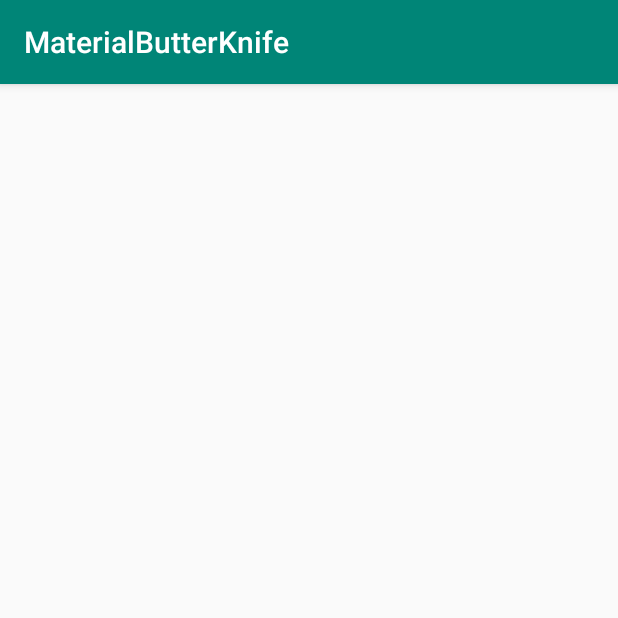
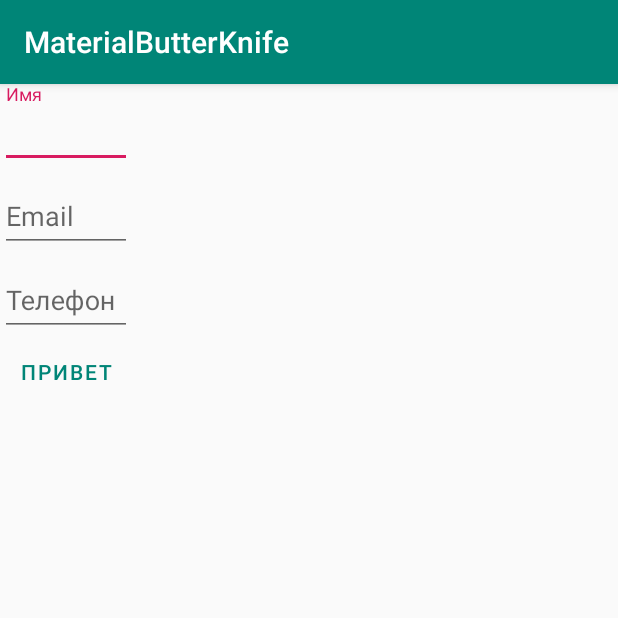
Before and after one commit to Bukreev/MaterialButterKnife, an Android app: the screen it shows after launch (MainActivity), on a phone screen of 412 x 824 dp, the top half of it. Run offline under Robolectric (Android 15) with nearby library versions, the phone set to English and light mode, and no system bars; our stand-ins replace ButterKnife; 1 statement that could not run was skipped.

Commit message:
добавил вью и коллбеки

```diff
--- a/app/src/main/java/com/lesson2/bukreevei/materialbutterknife/view/userview/UserView.java
+++ b/app/src/main/java/com/lesson2/bukreevei/materialbutterknife/view/userview/UserView.java
@@ -3,48 +3,39 @@ package com.lesson2.bukreevei.materialbutterknife.view.userview;
 import android.content.Context;
 import android.util.AttributeSet;
 import android.view.LayoutInflater;
+import android.widget.Button;
 import android.widget.LinearLayout;
 
 import com.google.android.material.textfield.TextInputEditText;
 import com.lesson2.bukreevei.materialbutterknife.R;
-import com.lesson2.bukreevei.materialbutterknife.view.userview.callback.UserViewInterface;
+import com.lesson2.bukreevei.materialbutterknife.view.userview.callback.UserViewCallBackInterface;
 
 import androidx.annotation.Nullable;
-import androidx.databinding.DataBindingUtil;
 import butterknife.BindView;
-import butterknife.ButterKnife;
+import butterknife.OnClick;
 import butterknife.OnTextChanged;
 
 /**
  * TODO: document your custom view class.
  */
-public class UserView extends LinearLayout implements UserViewInterface {
+public class UserView extends LinearLayout implements UserViewCallBackInterface {
 
 
+    @BindView(R.id.material_text_button)
+    Button material_text_button;
     @BindView(R.id.user_name)
-    protected TextInputEditText mUserName;
+    TextInputEditText user_name;
     @BindView(R.id.user_email)
-    protected TextInputEditText mUserEmail;
+    TextInputEditText user_email;
     @BindView(R.id.user_phone)
-    protected TextInputEditText mUserPhone;
-
-    private final UserViewInterface binding;
+    TextInputEditText user_phone;
 
     public UserView(Context context, @Nullable AttributeSet attrs) {
         super(context, attrs);
-        binding = DataBindingUtil.inflate(LayoutInflater.from(context), R.layout.sample_user_view, this, true);
+        material_text_button.setEnabled(false);
+        LayoutInflater.from(context).inflate(R.layout.user_view, this);
+
         setOrientation(VERTICAL);
-    }
-
-    public void bind() {
-        bind
-    }
-
-    @OnTextChanged({R.id.user_name, R.id.user_email, R.id.user_phone})
-    protected void onTextChange() {
-        if (textCallBack != null) {
-            textCallBack.textChangeCallBack();
-        }
     }
 
     @Override
@@ -52,8 +43,14 @@ public class UserView extends LinearLayout implements UserViewInterface {
 
     }
 
-    @Override
+    @OnTextChanged({R.id.user_name, R.id.user_email, R.id.user_phone})
     public void textChangeCallBack() {
+        if (user_name.getTextSize() > 0 && user_email.getTextSize() > 0 && user_phone.getTextSize() > 0)
+            material_text_button.setEnabled(true);
+    }
+
+    @OnClick(R.id.material_text_button)
+    public void setButtonCallBack() {
 
     }
 
--- a/app/src/main/java/com/lesson2/bukreevei/materialbutterknife/view/userview/callback/UserViewInterface.java
+++ b/app/src/main/java/com/lesson2/bukreevei/materialbutterknife/view/userview/callback/UserViewCallBackInterface.java
@@ -1,6 +1,6 @@
 package com.lesson2.bukreevei.materialbutterknife.view.userview.callback;
 
-public interface UserViewInterface  {
+public interface UserViewCallBackInterface  {
     void buttonCallback();
     void textChangeCallBack();
 }
--- a/app/src/main/res/layout/activity_main.xml
+++ b/app/src/main/res/layout/activity_main.xml
@@ -2,9 +2,14 @@
 <androidx.constraintlayout.widget.ConstraintLayout
     xmlns:android="http://schemas.android.com/apk/res/android"
     xmlns:tools="http://schemas.android.com/tools"
-    xmlns:app="http://schemas.android.com/apk/res-auto"
     android:layout_width="match_parent"
     android:layout_height="match_parent"
     tools:context=".MainActivity">
 
+    <com.lesson2.bukreevei.materialbutterknife.view.userview.UserView
+        android:layout_width="wrap_content"
+        android:layout_height="wrap_content">
+
+    </com.lesson2.bukreevei.materialbutterknife.view.userview.UserView>
+
 </androidx.constraintlayout.widget.ConstraintLayout>
--- a/app/src/main/res/layout/sample_user_view.xml
+++ b/app/src/main/res/layout/user_view.xml
@@ -1,32 +1,26 @@
-<merge xmlns:android="http://schemas.android.com/apk/res/android"
+<merge xmlns:tools="http://schemas.android.com/tools"
+    xmlns:android="http://schemas.android.com/apk/res/android"
     xmlns:app="http://schemas.android.com/apk/res-auto"
-    xmlns:tools="http://schemas.android.com/tools"
-    android:layout_width="match_parent"
-    android:layout_height="match_parent"
     tools:parentTag="android.widget.LinearLayout"
     android:orientation="vertical">
 
     <com.google.android.material.textfield.TextInputLayout
         android:layout_width="match_parent"
         android:layout_height="wrap_content"
-        app:passwordToggleContentDescription="description"
-        app:passwordToggleEnabled="true"
-        app:passwordToggleTint="@color/colorPrimary">
+        app:passwordToggleTint="@color/colorAccent">
 
         <com.google.android.material.textfield.TextInputEditText
             android:id="@+id/user_name"
             android:layout_width="match_parent"
             android:layout_height="wrap_content"
             android:hint="@string/user_name"
-            android:inputType="text"/>
+            android:inputType="text" />
 
     </com.google.android.material.textfield.TextInputLayout>
 
     <com.google.android.material.textfield.TextInputLayout
         android:layout_width="match_parent"
         android:layout_height="wrap_content"
-        app:passwordToggleContentDescription="description"
-        app:passwordToggleEnabled="true"
         app:passwordToggleTint="@color/colorAccent">
 
         <com.google.android.material.textfield.TextInputEditText
@@ -41,8 +35,6 @@
     <com.google.android.material.textfield.TextInputLayout
         android:layout_width="match_parent"
         android:layout_height="wrap_content"
-        app:passwordToggleContentDescription="description"
-        app:passwordToggleEnabled="true"
         app:passwordToggleTint="@color/colorAccent">
 
         <com.google.android.material.textfield.TextInputEditText
@@ -50,7 +42,7 @@
             android:layout_width="match_parent"
             android:layout_height="wrap_content"
             android:hint="@string/user_phone"
-            android:inputType="phone|number"/>
+            android:inputType="text"/>
 
     </com.google.android.material.textfield.TextInputLayout>
 
@@ -60,4 +52,11 @@
     <!--android:layout_width="wrap_content"-->
     <!--android:layout_height="wrap_content"-->
     <!--android:text="Привет"/>-->
+
+    <Button
+    android:id="@+id/material_text_button"
+    style="@style/Widget.MaterialComponents.Button.TextButton"
+    android:layout_width="wrap_content"
+    android:layout_height="wrap_content"
+    android:text="Привет"/>
 </merge>
--- a/app/src/main/res/values/strings.xml
+++ b/app/src/main/res/values/strings.xml
@@ -4,4 +4,5 @@
     <string name="user_email">Email</string>
     <string name="user_phone">Телефон</string>
     <string name="button_next">Далее</string>
+    <string name="path_password_strike_through">Pass</string>
 </resources>
```
